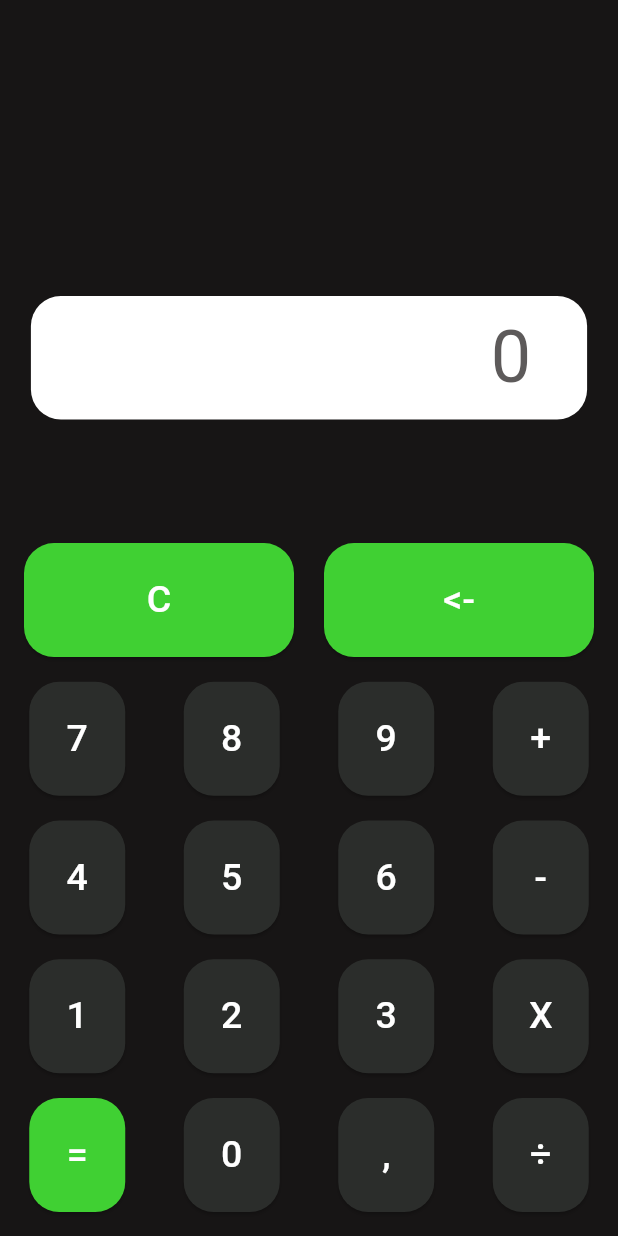
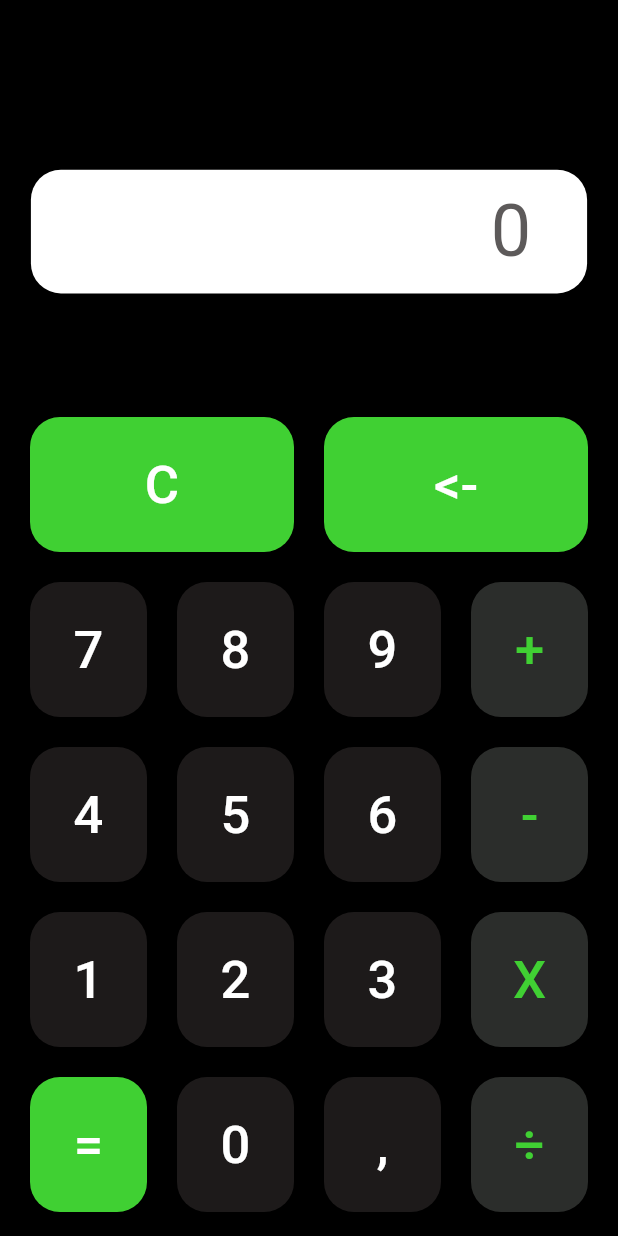
Before and after one commit to Hirukinawa/calculadora_flutter, a Flutter app: the screen it shows after launch, on a phone screen of 412 x 824 dp. Run offline on Flutter 3.47's test engine with Material 3 defaults, Android fonts, the phone set to English and light mode, and no system bars; Roboto replaces fonts that are missing (Seven).

Commit message:
v4 - Calculadora pronta

```diff
--- a/lib/assets/styles/styles.dart
+++ b/lib/assets/styles/styles.dart
@@ -4,7 +4,7 @@ class Styles {
 
   static const TextStyle buttonText = TextStyle(
     color: Colors.white,
-    fontSize: 25,
+    fontSize: 35,
     fontFamily: "Seven",
   );
 
@@ -14,8 +14,14 @@ class Styles {
     fontFamily: "Seven",
   );
 
+  static const TextStyle operationNumber = TextStyle(
+    color: Color.fromARGB(255, 64, 208, 51),
+    fontSize: 35,
+    fontFamily: "Seven",
+  );
+
   static final ButtonStyle buttonStyle = ElevatedButton.styleFrom(
-    backgroundColor: const Color.fromARGB(255, 43, 45, 43),
+    backgroundColor: const Color.fromARGB(255, 29, 26, 26),
     padding: const EdgeInsets.all(20),
     shape: RoundedRectangleBorder(
       borderRadius: BorderRadius.circular(20),
@@ -29,4 +35,12 @@ class Styles {
       borderRadius: BorderRadius.circular(20),
     ),
   );
+
+  static final ButtonStyle operationButton = ElevatedButton.styleFrom(
+    backgroundColor: const Color.fromARGB(255, 43, 45, 43),
+    padding: const EdgeInsets.all(20),
+    shape: RoundedRectangleBorder(
+      borderRadius: BorderRadius.circular(20),
+    )
+  );
 }
--- a/lib/calculadora.dart
+++ b/lib/calculadora.dart
@@ -10,13 +10,126 @@ class Calculadora extends StatefulWidget {
 
 class _CalculadoraState extends State<Calculadora> {
   String numeroTela = "0";
+  String operacao = "";
+
+  double primeiroNumero = 0;
+  double segundoNumero = 0;
+
+  final double larguraEntreBotoes = 20.0;
+  final double alturaEntreBotoes = 20.0;
+
+  void atualizaNumero(String digito) {
+    setState(() {
+      numeroTela = numeroTela == "0" ? digito : "$numeroTela$digito";
+    });
+  }
+
+  void excluiNumero() {
+    setState(() {
+      numeroTela = numeroTela == "0"
+          ? "0"
+          : numeroTela.substring(0, numeroTela.length - 1);
+    });
+  }
+
+  void excluiTudo() {
+    setState(() {
+      numeroTela = "0";
+      operacao = "";
+      primeiroNumero = 0;
+      segundoNumero = 0;
+    });
+  }
+
+  void trocaNumero() {
+    setState(() {
+      primeiroNumero = double.parse(numeroTela);
+      numeroTela = "0";
+    });
+  }
+
+  void adicao() {
+    setState(() {
+      if (operacao != "") {
+        fazerCalculo();
+      }
+      operacao = "adicao";
+    });
+    trocaNumero();
+  }
+
+  void subtracao() {
+    setState(() {
+      if (operacao != "") {
+        fazerCalculo();
+      }
+      operacao = "subtracao";
+    });
+    trocaNumero();
+  }
+
+  void multiplicacao() {
+    setState(() {
+      if (operacao != "") {
+        fazerCalculo();
+      }
+      operacao = "multiplicacao";
+    });
+    trocaNumero();
+  }
+
+  void divisao() {
+    setState(() {
+      if (operacao != "") {
+        fazerCalculo();
+      }
+      operacao = "divisao";
+    });
+    trocaNumero();
+  }
+
+  void fazerCalculo() {
+    segundoNumero = double.parse(numeroTela);
+    setState(() {
+      double resultado = primeiroNumero;
+      if (operacao == "adicao") {
+        resultado = primeiroNumero + segundoNumero;
+      } else if (operacao == "subtracao") {
+        resultado = primeiroNumero - segundoNumero;
+      } else if (operacao == "multiplicacao") {
+        resultado = primeiroNumero * segundoNumero;
+      } else if (operacao == "divisao") {
+        if (segundoNumero == 0.0) {
+          ScaffoldMessenger.of(context).showSnackBar(
+            const SnackBar(content: Text("Impossível dividir por zero!")),
+          );
+        } else {
+          resultado = primeiroNumero / segundoNumero;
+        }
+      }
+      if (!(operacao == "divisao" && segundoNumero == 0.0)) {
+        operacao = "";
+        if (resultado == resultado.toInt()) {
+          numeroTela = resultado.toInt().toString();
+        } else {
+          numeroTela = resultado.toString();
+        }
+      }
+    });
+  }
+
+  void botaVirgula() {
+    setState(() {
+      numeroTela = "$numeroTela.";
+    });
+  }
 
   @override
   Widget build(BuildContext context) {
     return Scaffold(
       body: Container(
         width: MediaQuery.of(context).size.width,
-          color: const Color.fromARGB(255, 23, 21, 21),
+        color: Colors.black,
         child: Padding(
           padding: const EdgeInsets.symmetric(vertical: 16.0),
           child: Column(
@@ -49,10 +162,10 @@ class _CalculadoraState extends State<Calculadora> {
                 width: MediaQuery.of(context).size.width,
                 child: Column(
                   mainAxisAlignment: MainAxisAlignment.end,
-                    crossAxisAlignment: CrossAxisAlignment.end,
+                  crossAxisAlignment: CrossAxisAlignment.center,
                   children: [
                     Padding(
-                        padding: const EdgeInsets.symmetric(horizontal: 16),
+                      padding: const EdgeInsets.symmetric(horizontal: 20),
                       child: Row(
                         mainAxisAlignment: MainAxisAlignment.spaceAround,
                         children: [
@@ -68,7 +181,7 @@ class _CalculadoraState extends State<Calculadora> {
                               ),
                             ),
                           ),
-                            const SizedBox(width: 20),
+                          SizedBox(width: larguraEntreBotoes),
                           Expanded(
                             child: ElevatedButton(
                               style: Styles.buttonEquals,
@@ -84,15 +197,16 @@ class _CalculadoraState extends State<Calculadora> {
                         ],
                       ),
                     ),
-                      SizedBox(
-                        height: MediaQuery.of(context).size.height * 0.02,
-                      ),
+                    SizedBox(height: alturaEntreBotoes),
                     FractionallySizedBox(
                       widthFactor: 1,
+                      child: Padding(
+                        padding: const EdgeInsets.symmetric(horizontal: 20),
                         child: Row(
                           mainAxisAlignment: MainAxisAlignment.spaceAround,
                           children: [
-                            ElevatedButton(
+                            Expanded(
+                              child: ElevatedButton(
                                 style: Styles.buttonStyle,
                                 onPressed: () {
                                   atualizaNumero("7");
@@ -102,7 +216,10 @@ class _CalculadoraState extends State<Calculadora> {
                                   style: Styles.buttonText,
                                 ),
                               ),
-                            ElevatedButton(
+                            ),
+                            SizedBox(width: larguraEntreBotoes),
+                            Expanded(
+                              child: ElevatedButton(
                                 style: Styles.buttonStyle,
                                 onPressed: () {
                                   atualizaNumero("8");
@@ -112,7 +229,10 @@ class _CalculadoraState extends State<Calculadora> {
                                   style: Styles.buttonText,
                                 ),
                               ),
-                            ElevatedButton(
+                            ),
+                            SizedBox(width: larguraEntreBotoes),
+                            Expanded(
+                              child: ElevatedButton(
                                 style: Styles.buttonStyle,
                                 onPressed: () {
                                   atualizaNumero("9");
@@ -122,28 +242,34 @@ class _CalculadoraState extends State<Calculadora> {
                                   style: Styles.buttonText,
                                 ),
                               ),
-                            ElevatedButton(
-                              style: Styles.buttonStyle,
+                            ),
+                            SizedBox(width: larguraEntreBotoes),
+                            Expanded(
+                              child: ElevatedButton(
+                                style: Styles.operationButton,
                                 onPressed: () {
                                   adicao();
                                 },
                                 child: const Text(
                                   "+",
-                                style: Styles.buttonText,
+                                  style: Styles.operationNumber,
+                                ),
                               ),
                             )
                           ],
                         ),
                       ),
-                      SizedBox(
-                        height: MediaQuery.of(context).size.height * 0.02,
                     ),
+                    SizedBox(height: alturaEntreBotoes),
                     FractionallySizedBox(
                       widthFactor: 1,
+                      child: Padding(
+                        padding: const EdgeInsets.symmetric(horizontal: 20),
                         child: Row(
                           mainAxisAlignment: MainAxisAlignment.spaceAround,
                           children: [
-                            ElevatedButton(
+                            Expanded(
+                              child: ElevatedButton(
                                 style: Styles.buttonStyle,
                                 onPressed: () {
                                   atualizaNumero("4");
@@ -153,7 +279,10 @@ class _CalculadoraState extends State<Calculadora> {
                                   style: Styles.buttonText,
                                 ),
                               ),
-                            ElevatedButton(
+                            ),
+                            SizedBox(width: larguraEntreBotoes),
+                            Expanded(
+                              child: ElevatedButton(
                                 style: Styles.buttonStyle,
                                 onPressed: () {
                                   atualizaNumero("5");
@@ -163,7 +292,10 @@ class _CalculadoraState extends State<Calculadora> {
                                   style: Styles.buttonText,
                                 ),
                               ),
-                            ElevatedButton(
+                            ),
+                            SizedBox(width: larguraEntreBotoes),
+                            Expanded(
+                              child: ElevatedButton(
                                 style: Styles.buttonStyle,
                                 onPressed: () {
                                   atualizaNumero("6");
@@ -173,28 +305,34 @@ class _CalculadoraState extends State<Calculadora> {
                                   style: Styles.buttonText,
                                 ),
                               ),
-                            ElevatedButton(
-                              style: Styles.buttonStyle,
+                            ),
+                            SizedBox(width: larguraEntreBotoes),
+                            Expanded(
+                              child: ElevatedButton(
+                                style: Styles.operationButton,
                                 onPressed: () {
                                   subtracao();
                                 },
                                 child: const Text(
                                   "-",
-                                style: Styles.buttonText,
+                                  style: Styles.operationNumber,
+                                ),
                               ),
                             )
                           ],
                         ),
                       ),
-                      SizedBox(
-                        height: MediaQuery.of(context).size.height * 0.02,
                     ),
+                    SizedBox(height: alturaEntreBotoes),
                     FractionallySizedBox(
                       widthFactor: 1,
+                      child: Padding(
+                        padding: const EdgeInsets.symmetric(horizontal: 20),
                         child: Row(
                           mainAxisAlignment: MainAxisAlignment.spaceAround,
                           children: [
-                            ElevatedButton(
+                            Expanded(
+                              child: ElevatedButton(
                                 style: Styles.buttonStyle,
                                 onPressed: () {
                                   atualizaNumero("1");
@@ -204,7 +342,10 @@ class _CalculadoraState extends State<Calculadora> {
                                   style: Styles.buttonText,
                                 ),
                               ),
-                            ElevatedButton(
+                            ),
+                            SizedBox(width: larguraEntreBotoes),
+                            Expanded(
+                              child: ElevatedButton(
                                 style: Styles.buttonStyle,
                                 onPressed: () {
                                   atualizaNumero("2");
@@ -214,7 +355,10 @@ class _CalculadoraState extends State<Calculadora> {
                                   style: Styles.buttonText,
                                 ),
                               ),
-                            ElevatedButton(
+                            ),
+                            SizedBox(width: larguraEntreBotoes),
+                            Expanded(
+                              child: ElevatedButton(
                                 style: Styles.buttonStyle,
                                 onPressed: () {
                                   atualizaNumero("3");
@@ -224,28 +368,34 @@ class _CalculadoraState extends State<Calculadora> {
                                   style: Styles.buttonText,
                                 ),
                               ),
-                            ElevatedButton(
-                              style: Styles.buttonStyle,
+                            ),
+                            SizedBox(width: larguraEntreBotoes),
+                            Expanded(
+                              child: ElevatedButton(
+                                style: Styles.operationButton,
                                 onPressed: () {
                                   multiplicacao();
                                 },
                                 child: const Text(
                                   "X",
-                                style: Styles.buttonText,
+                                  style: Styles.operationNumber,
+                                ),
                               ),
                             )
                           ],
                         ),
                       ),
-                      SizedBox(
-                        height: MediaQuery.of(context).size.height * 0.02,
                     ),
+                    SizedBox(height: alturaEntreBotoes),
                     FractionallySizedBox(
                       widthFactor: 1,
+                      child: Padding(
+                        padding: const EdgeInsets.symmetric(horizontal: 20),
                         child: Row(
                           mainAxisAlignment: MainAxisAlignment.spaceAround,
                           children: [
-                            ElevatedButton(
+                            Expanded(
+                              child: ElevatedButton(
                                 style: Styles.buttonEquals,
                                 onPressed: () {
                                   fazerCalculo();
@@ -255,7 +405,10 @@ class _CalculadoraState extends State<Calculadora> {
                                   style: Styles.buttonText,
                                 ),
                               ),
-                            ElevatedButton(
+                            ),
+                            SizedBox(width: larguraEntreBotoes),
+                            Expanded(
+                              child: ElevatedButton(
                                 style: Styles.buttonStyle,
                                 onPressed: () {
                                   atualizaNumero("0");
@@ -265,7 +418,10 @@ class _CalculadoraState extends State<Calculadora> {
                                   style: Styles.buttonText,
                                 ),
                               ),
-                            ElevatedButton(
+                            ),
+                            SizedBox(width: larguraEntreBotoes),
+                            Expanded(
+                              child: ElevatedButton(
                                 style: Styles.buttonStyle,
                                 onPressed: () {
                                   botaVirgula();
@@ -275,17 +431,22 @@ class _CalculadoraState extends State<Calculadora> {
                                   style: Styles.buttonText,
                                 ),
                               ),
-                            ElevatedButton(
-                              style: Styles.buttonStyle,
+                            ),
+                            SizedBox(width: larguraEntreBotoes),
+                            Expanded(
+                              child: ElevatedButton(
+                                style: Styles.operationButton,
                                 onPressed: () {
                                   divisao();
                                 },
                                 child: const Text(
                                   "÷",
-                                style: Styles.buttonText,
+                                  style: Styles.operationNumber,
+                                ),
                               ),
                             )
                           ],
+                        ),
                       ),
                     ),
                   ],
@@ -293,41 +454,8 @@ class _CalculadoraState extends State<Calculadora> {
               ),
             ],
           ),
-          )),
+        ),
+      ),
     );
   }
-
-  void atualizaNumero(String digito) {
-    setState(() {
-      numeroTela = numeroTela == "0"
-          ? digito
-          : ((int.parse(numeroTela) * 10) + int.parse(digito)).toString();
-    });
 }
-
-  void excluiNumero() {
-    setState(() {
-      numeroTela = numeroTela == "0"
-          ? "0"
-          : (double.parse(numeroTela) / 10).toInt().toString();
-    });
-  }
-
-  void excluiTudo() {
-    setState(() {
-      numeroTela = "0";
-    });
-  }
-
-  void adicao() {}
-
-  void subtracao() {}
-
-  void multiplicacao() {}
-
-  void divisao() {}
-
-  void fazerCalculo() {}
-
-  void botaVirgula() {}
-}
```
Lines whose indentation alone changed are shown as unchanged.
